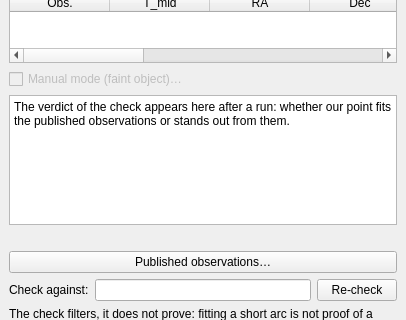
irydeo/nightscribe, file nightscribe/gui/ui/ufe_trackstack_tab.ui: the form before one commit; both pictures show x 0 to 406 and y 978 to 1298 of the 406 by 1396 pixel window.
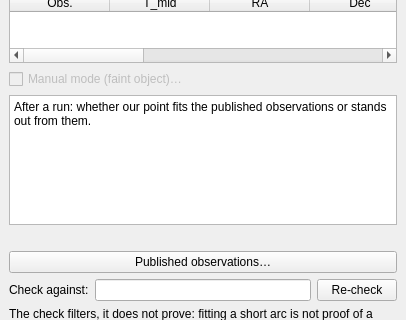
The form after the commit.

```diff
--- a/nightscribe/gui/ui/ufe_trackstack_tab.ui
+++ b/nightscribe/gui/ui/ufe_trackstack_tab.ui
@@ -510,7 +510,7 @@
         <property name="minimumSize"><size><width>0</width><height>70</height></size></property>
         <property name="maximumSize"><size><width>16777215</width><height>130</height></size></property>
         <property name="readOnly"><bool>true</bool></property>
-        <property name="plainText"><string>The verdict of the check appears here after a run: whether our point fits the published observations or stands out from them.</string></property>
+        <property name="plainText"><string>After a run: whether our point fits the published observations or stands out from them.</string></property>
        </widget>
       </item>
       <item>
```
Left out of the diff: 10 changed lines with no effect on the pictures.
